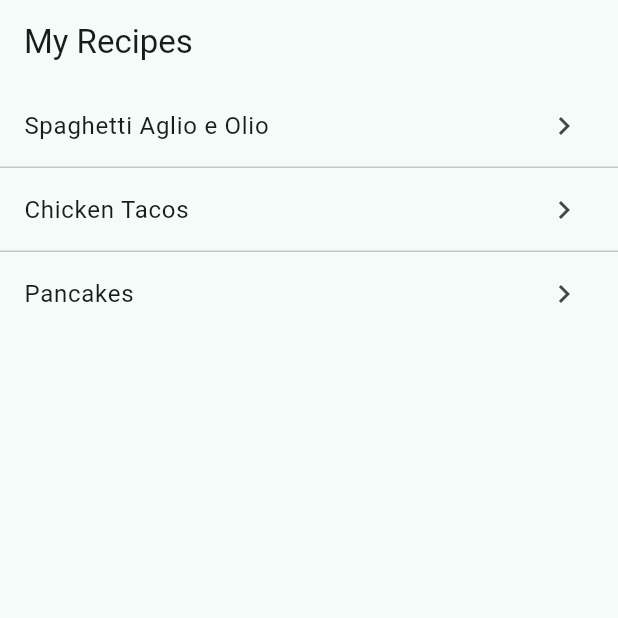
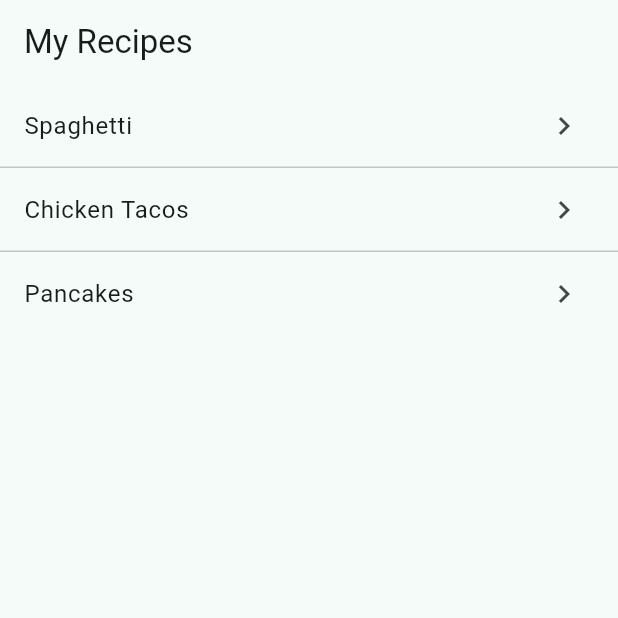
Before and after one commit to brockeh8/cw2, a Flutter app: the screen it shows after launch, on a phone screen of 412 x 824 dp, the top half of it. Run offline on Flutter 3.47's test engine with Material 3 defaults, Android fonts, the phone set to English and light mode, and no system bars.

Commit message:
Fixed bugs and edited menu

```diff
--- a/lib/main.dart
+++ b/lib/main.dart
@@ -12,19 +12,19 @@ class Recipe {
 
 const recipes = <Recipe>[
   Recipe(
-    'Spaghetti Aglio e Olio',
-    ['Spaghetti', 'Garlic', 'Olive oil', 'Red pepper flakes', 'Parsley', 'Salt'],
-    ['Boil spaghetti', 'Sauté garlic in oil', 'Add flakes + pasta', 'Season, add parsley'],
+    'Spaghetti',
+    ['Spaghetti','Salt', 'Seasonings'],
+    ['Boil spaghetti', 'salt water', 'Add seasonings', 'plate'],
   ),
   Recipe(
     'Chicken Tacos',
-    ['Chicken', 'Taco shells', 'Onion', 'Cilantro', 'Lime', 'Salt'],
-    ['Cook chicken', 'Warm shells', 'Assemble with onion & cilantro', 'Squeeze lime, serve'],
+    ['Chicken', 'Taco shells', 'Salsa', 'Sour cream'],
+    ['Cook chicken', 'Warm shells', 'Assemble with toppings', 'serve'],
   ),
   Recipe(
     'Pancakes',
     ['Flour', 'Milk', 'Eggs', 'Sugar', 'Baking powder', 'Butter', 'Salt'],
-    ['Mix dry + wet', 'Pour on griddle', 'Flip when bubbly', 'Serve warm'],
+    ['Mix dry + wet', 'Pour on pan', 'Flip', 'serve'],
   ),
 ];
 
@@ -56,7 +56,8 @@ class HomeScreen extends StatelessWidget {
             trailing: const Icon(Icons.chevron_right),
             onTap: () => Navigator.push(
               context,
-              MaterialPageRoute(builder: (_) => DetailsScreen(recipe: r)),
+              //adv
+              //MaterialPageRoute(builder: (_) => DetailsScreen(recipe: r)),
             ),
           );
         },
```
